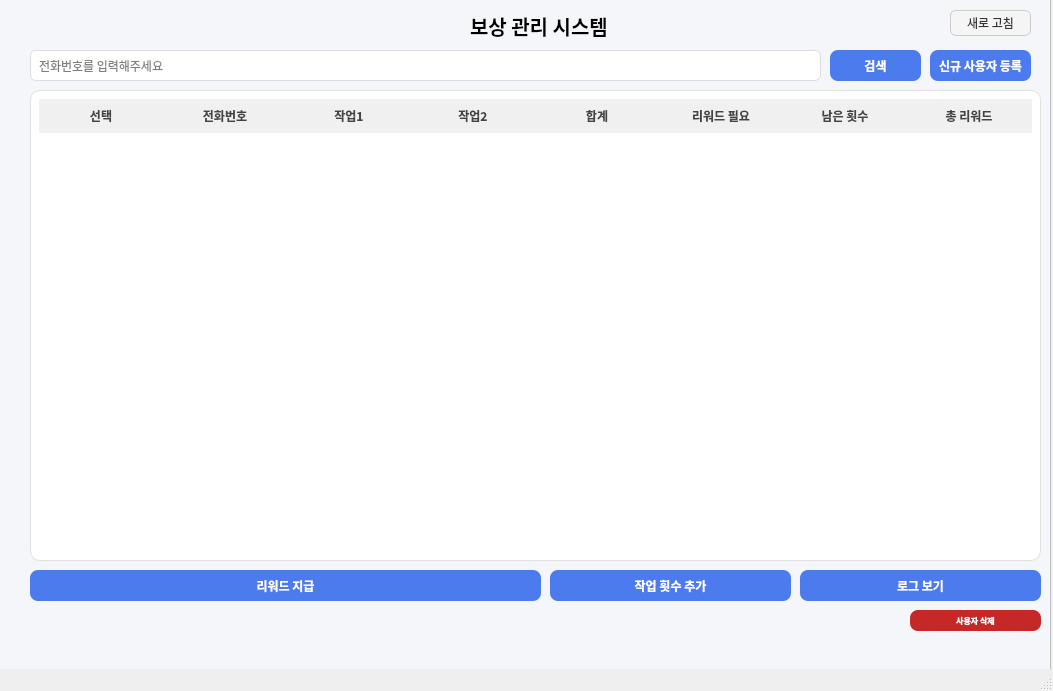
Above: src/ui/main_window.ui from Hyunseung-Nam/Client_Point_Manager before the change. Below: the same form after it.
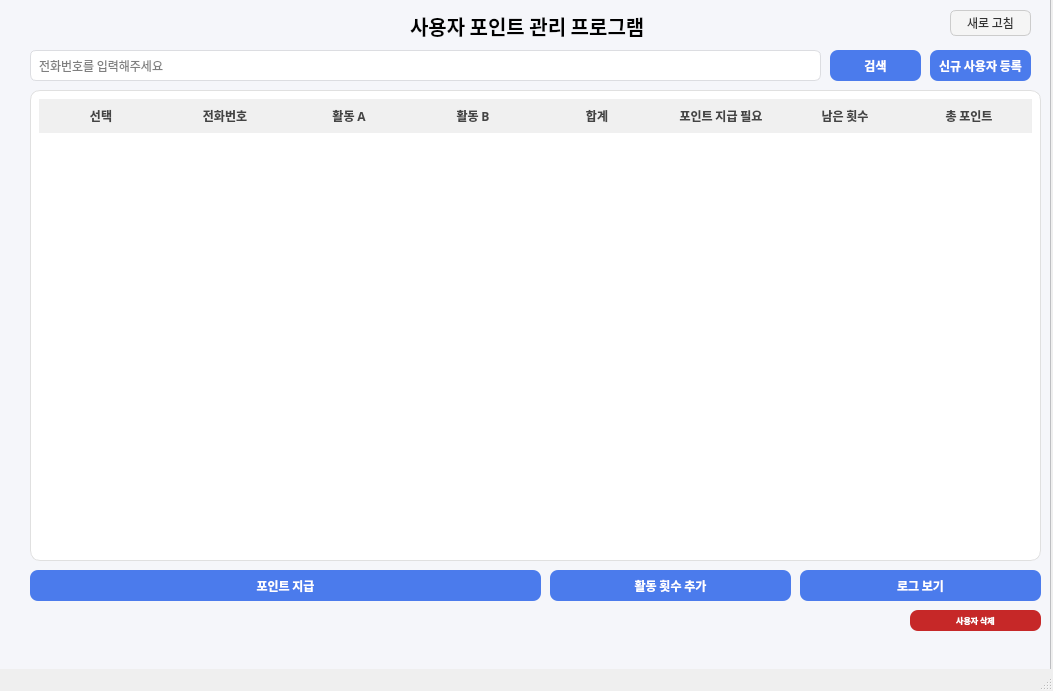
That is the form after the change.

```diff
--- a/src/ui/main_window.ui
+++ b/src/ui/main_window.ui
@@ -121,7 +121,7 @@
    <widget class="QLabel" name="label">
     <property name="geometry">
      <rect>
-      <x>470</x>
+      <x>410</x>
       <y>10</y>
       <width>331</width>
       <height>31</height>
@@ -141,7 +141,7 @@
      <bool>false</bool>
     </property>
     <property name="text">
-     <string>보상 관리 시스템</string>
+     <string>사용자 포인트 관리 프로그램</string>
     </property>
    </widget>
    <widget class="QLineEdit" name="searchInput">
@@ -240,12 +240,12 @@
     </column>
     <column>
      <property name="text">
-      <string>작업1</string>
+      <string>활동 A</string>
      </property>
     </column>
     <column>
      <property name="text">
-      <string>작업2</string>
+      <string>활동 B</string>
      </property>
     </column>
     <column>
@@ -255,7 +255,7 @@
     </column>
     <column>
      <property name="text">
-      <string>리워드 필요</string>
+      <string>포인트 지급 필요</string>
      </property>
     </column>
     <column>
@@ -265,7 +265,7 @@
     </column>
     <column>
      <property name="text">
-      <string>총 리워드</string>
+      <string>총 포인트</string>
      </property>
     </column>
    </widget>
@@ -304,7 +304,7 @@
 </string>
     </property>
     <property name="text">
-     <string>리워드 지급</string>
+     <string>포인트 지급</string>
     </property>
    </widget>
    <widget class="QPushButton" name="btnSearch">
@@ -415,7 +415,7 @@
 </string>
     </property>
     <property name="text">
-     <string>작업 횟수 추가</string>
+     <string>활동 횟수 추가</string>
     </property>
    </widget>
    <widget class="QPushButton" name="btnDeleteCustomer">
```
